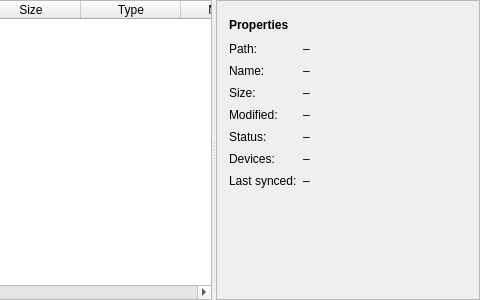
Qt form hsync_desktop/ui/file_panel.ui (albertsdk/hsync-desktop) before a commit; both pictures show x 220 to 700 and y 0 to 300 of the 700 by 300 pixel window.
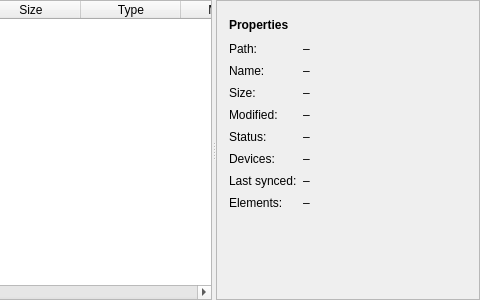
The same form after that commit.

Commit message: feat(file-panel): show folder size in bytes and the item count separately

```diff
--- a/hsync_desktop/ui/file_panel.ui
+++ b/hsync_desktop/ui/file_panel.ui
@@ -200,6 +200,16 @@
            <property name="wordWrap"><bool>true</bool></property>
           </widget>
          </item>
+         <item row="7" column="0">
+          <widget class="QLabel" name="lblElements">
+           <property name="text"><string>Elements:</string></property>
+          </widget>
+         </item>
+         <item row="7" column="1">
+          <widget class="QLabel" name="valElements">
+           <property name="text"><string>–</string></property>
+          </widget>
+         </item>
         </layout>
        </item>
        <item>
```
The commit also changes 18 other files.
